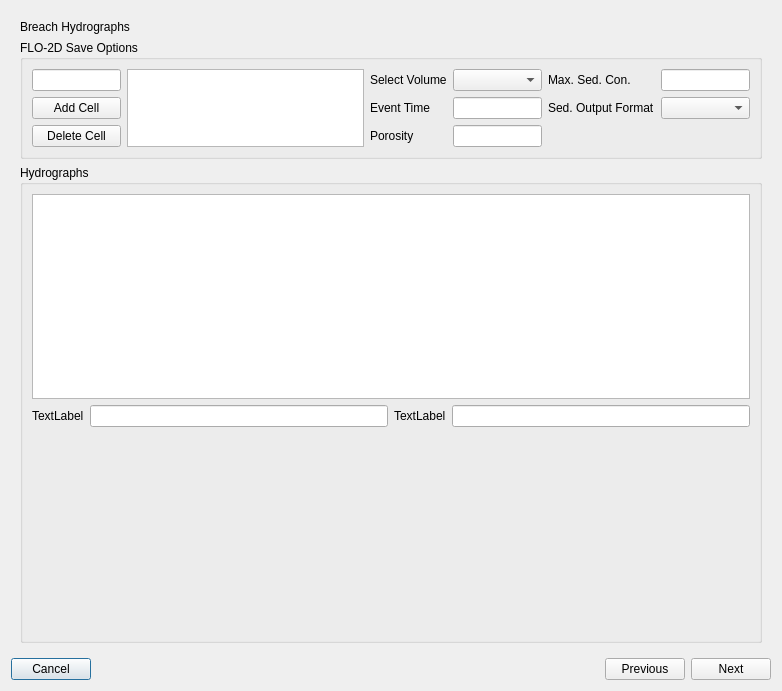
FLO-2DSoftware/qgis-flo-2d-plugin, file flo2d/ui/breach_hydrograph_tool.ui: the form before one commit.
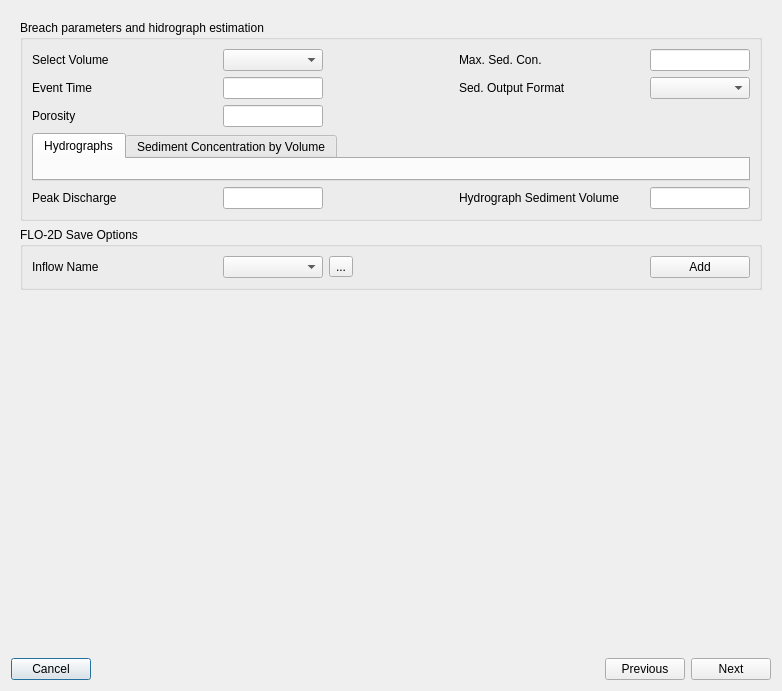
The form after the commit. The open tabs and pages were chosen to show the change. Icons and pictures are not drawn.

Commit message: Add tailings hydrographs and sediment concentration graphs to Breach Hydrograph Tool UI

The edit to the form file:
```diff
--- a/flo2d/ui/breach_hydrograph_tool.ui
+++ b/flo2d/ui/breach_hydrograph_tool.ui
@@ -3066,64 +3066,6 @@
        <item row="0" column="0">
         <layout class="QGridLayout" name="gridLayout_5">
          <item row="0" column="0" colspan="2">
-          <widget class="QLabel" name="label_3">
-           <property name="sizePolicy">
-            <sizepolicy hsizetype="Preferred" vsizetype="Maximum">
-             <horstretch>0</horstretch>
-             <verstretch>0</verstretch>
-            </sizepolicy>
-           </property>
-           <property name="text">
-            <string>Breach Hydrographs</string>
-           </property>
-          </widget>
-         </item>
-         <item row="2" column="0" colspan="2">
-          <widget class="QGroupBox" name="groupBox_7">
-           <property name="title">
-            <string>Hydrographs</string>
-           </property>
-           <layout class="QGridLayout" name="gridLayout_14">
-            <item row="1" column="3">
-             <widget class="QLineEdit" name="lineEdit_30"/>
-            </item>
-            <item row="0" column="0" colspan="4">
-             <widget class="QGraphicsView" name="graphicsView_2"/>
-            </item>
-            <item row="1" column="2">
-             <widget class="QLabel" name="label_47">
-              <property name="text">
-               <string>TextLabel</string>
-              </property>
-             </widget>
-            </item>
-            <item row="1" column="1">
-             <widget class="QLineEdit" name="lineEdit_29"/>
-            </item>
-            <item row="1" column="0">
-             <widget class="QLabel" name="label_46">
-              <property name="text">
-               <string>TextLabel</string>
-              </property>
-             </widget>
-            </item>
-            <item row="2" column="0" colspan="4">
-             <spacer name="verticalSpacer_2">
-              <property name="orientation">
-               <enum>Qt::Vertical</enum>
-              </property>
-              <property name="sizeHint" stdset="0">
-               <size>
-                <width>20</width>
-                <height>40</height>
-               </size>
-              </property>
-             </spacer>
-            </item>
-           </layout>
-          </widget>
-         </item>
-         <item row="1" column="0" colspan="2">
           <widget class="QGroupBox" name="groupBox_6">
            <property name="sizePolicy">
             <sizepolicy hsizetype="Preferred" vsizetype="Maximum">
@@ -3132,84 +3074,448 @@
             </sizepolicy>
            </property>
            <property name="title">
-            <string>FLO-2D Save Options</string>
+            <string>Breach parameters and hidrograph estimation</string>
            </property>
            <layout class="QGridLayout" name="gridLayout_13">
-            <item row="1" column="5">
-             <widget class="QComboBox" name="comboBox_10"/>
+            <item row="6" column="0">
+             <widget class="QLabel" name="label_46">
+              <property name="minimumSize">
+               <size>
+                <width>185</width>
+                <height>0</height>
+               </size>
+              </property>
+              <property name="maximumSize">
+               <size>
+                <width>185</width>
+                <height>16777215</height>
+               </size>
+              </property>
+              <property name="text">
+               <string>Peak Discharge</string>
+              </property>
+             </widget>
             </item>
-            <item row="1" column="0">
-             <widget class="QPushButton" name="pushButton">
+            <item row="0" column="3">
+             <widget class="QLabel" name="label_45">
+              <property name="minimumSize">
+               <size>
+                <width>185</width>
+                <height>0</height>
+               </size>
+              </property>
+              <property name="maximumSize">
+               <size>
+                <width>185</width>
+                <height>16777215</height>
+               </size>
+              </property>
               <property name="text">
-               <string>Add Cell</string>
+               <string>Max. Sed. Con.</string>
               </property>
              </widget>
             </item>
-            <item row="2" column="2">
+            <item row="6" column="1">
+             <widget class="QLineEdit" name="lineEdit_29">
+              <property name="minimumSize">
+               <size>
+                <width>100</width>
+                <height>0</height>
+               </size>
+              </property>
+              <property name="maximumSize">
+               <size>
+                <width>100</width>
+                <height>16777215</height>
+               </size>
+              </property>
+             </widget>
+            </item>
+            <item row="0" column="0">
+             <widget class="QLabel" name="label_41">
+              <property name="minimumSize">
+               <size>
+                <width>185</width>
+                <height>0</height>
+               </size>
+              </property>
+              <property name="maximumSize">
+               <size>
+                <width>185</width>
+                <height>16777215</height>
+               </size>
+              </property>
+              <property name="text">
+               <string>Select Volume</string>
+              </property>
+             </widget>
+            </item>
+            <item row="1" column="1">
+             <widget class="QLineEdit" name="lineEdit_31">
+              <property name="minimumSize">
+               <size>
+                <width>100</width>
+                <height>0</height>
+               </size>
+              </property>
+              <property name="maximumSize">
+               <size>
+                <width>100</width>
+                <height>16777215</height>
+               </size>
+              </property>
+             </widget>
+            </item>
+            <item row="2" column="0">
              <widget class="QLabel" name="label_43">
+              <property name="minimumSize">
+               <size>
+                <width>185</width>
+                <height>0</height>
+               </size>
+              </property>
+              <property name="maximumSize">
+               <size>
+                <width>185</width>
+                <height>16777215</height>
+               </size>
+              </property>
               <property name="text">
                <string>Porosity</string>
               </property>
              </widget>
             </item>
-            <item row="2" column="0">
-             <widget class="QPushButton" name="pushButton_2">
-              <property name="text">
-               <string>Delete Cell</string>
-              </property>
-             </widget>
-            </item>
             <item row="1" column="4">
+             <widget class="QComboBox" name="comboBox_10">
+              <property name="minimumSize">
+               <size>
+                <width>100</width>
+                <height>0</height>
+               </size>
+              </property>
+              <property name="maximumSize">
+               <size>
+                <width>100</width>
+                <height>16777215</height>
+               </size>
+              </property>
+             </widget>
+            </item>
+            <item row="0" column="2">
+             <spacer name="horizontalSpacer_36">
+              <property name="orientation">
+               <enum>Qt::Horizontal</enum>
+              </property>
+              <property name="sizeHint" stdset="0">
+               <size>
+                <width>40</width>
+                <height>20</height>
+               </size>
+              </property>
+             </spacer>
+            </item>
+            <item row="0" column="1">
+             <widget class="QComboBox" name="comboBox_9">
+              <property name="minimumSize">
+               <size>
+                <width>100</width>
+                <height>0</height>
+               </size>
+              </property>
+              <property name="maximumSize">
+               <size>
+                <width>100</width>
+                <height>16777215</height>
+               </size>
+              </property>
+             </widget>
+            </item>
+            <item row="6" column="4">
+             <widget class="QLineEdit" name="lineEdit_30">
+              <property name="minimumSize">
+               <size>
+                <width>100</width>
+                <height>0</height>
+               </size>
+              </property>
+              <property name="maximumSize">
+               <size>
+                <width>100</width>
+                <height>16777215</height>
+               </size>
+              </property>
+             </widget>
+            </item>
+            <item row="4" column="0" colspan="5">
+             <widget class="QTabWidget" name="tailings_graphs">
+              <property name="currentIndex">
+               <number>0</number>
+              </property>
+              <widget class="QWidget" name="tab">
+               <attribute name="title">
+                <string>Hydrographs</string>
+               </attribute>
+               <layout class="QGridLayout" name="gridLayout_25">
+                <item row="0" column="0">
+                 <layout class="QGridLayout" name="hydrographs_grid"/>
+                </item>
+               </layout>
+              </widget>
+              <widget class="QWidget" name="tab_2">
+               <attribute name="title">
+                <string>Sediment Concentration by Volume</string>
+               </attribute>
+               <layout class="QGridLayout" name="gridLayout_26">
+                <item row="0" column="0">
+                 <layout class="QGridLayout" name="sediment_grid"/>
+                </item>
+               </layout>
+              </widget>
+             </widget>
+            </item>
+            <item row="2" column="2">
+             <spacer name="horizontalSpacer_38">
+              <property name="orientation">
+               <enum>Qt::Horizontal</enum>
+              </property>
+              <property name="sizeHint" stdset="0">
+               <size>
+                <width>40</width>
+                <height>20</height>
+               </size>
+              </property>
+             </spacer>
+            </item>
+            <item row="0" column="4">
+             <widget class="QLineEdit" name="lineEdit_28">
+              <property name="minimumSize">
+               <size>
+                <width>100</width>
+                <height>0</height>
+               </size>
+              </property>
+              <property name="maximumSize">
+               <size>
+                <width>100</width>
+                <height>16777215</height>
+               </size>
+              </property>
+             </widget>
+            </item>
+            <item row="2" column="1">
+             <widget class="QLineEdit" name="lineEdit_32">
+              <property name="minimumSize">
+               <size>
+                <width>100</width>
+                <height>0</height>
+               </size>
+              </property>
+              <property name="maximumSize">
+               <size>
+                <width>100</width>
+                <height>16777215</height>
+               </size>
+              </property>
+             </widget>
+            </item>
+            <item row="6" column="2">
+             <spacer name="horizontalSpacer_35">
+              <property name="orientation">
+               <enum>Qt::Horizontal</enum>
+              </property>
+              <property name="sizeHint" stdset="0">
+               <size>
+                <width>40</width>
+                <height>20</height>
+               </size>
+              </property>
+             </spacer>
+            </item>
+            <item row="1" column="3">
              <widget class="QLabel" name="label_44">
+              <property name="minimumSize">
+               <size>
+                <width>185</width>
+                <height>0</height>
+               </size>
+              </property>
+              <property name="maximumSize">
+               <size>
+                <width>185</width>
+                <height>16777215</height>
+               </size>
+              </property>
               <property name="text">
                <string>Sed. Output Format</string>
               </property>
              </widget>
             </item>
-            <item row="0" column="3">
-             <widget class="QComboBox" name="comboBox_9"/>
+            <item row="1" column="2">
+             <spacer name="horizontalSpacer_37">
+              <property name="orientation">
+               <enum>Qt::Horizontal</enum>
+              </property>
+              <property name="sizeHint" stdset="0">
+               <size>
+                <width>40</width>
+                <height>20</height>
+               </size>
+              </property>
+             </spacer>
             </item>
-            <item row="0" column="4">
-             <widget class="QLabel" name="label_45">
+            <item row="6" column="3">
+             <widget class="QLabel" name="label_47">
+              <property name="minimumSize">
+               <size>
+                <width>185</width>
+                <height>0</height>
+               </size>
+              </property>
+              <property name="maximumSize">
+               <size>
+                <width>185</width>
+                <height>16777215</height>
+               </size>
+              </property>
               <property name="text">
-               <string>Max. Sed. Con.</string>
+               <string>Hydrograph Sediment Volume</string>
               </property>
              </widget>
             </item>
-            <item row="0" column="1" rowspan="3">
-             <widget class="QListView" name="listView"/>
-            </item>
-            <item row="0" column="5">
-             <widget class="QLineEdit" name="lineEdit_28"/>
-            </item>
-            <item row="2" column="3">
-             <widget class="QLineEdit" name="lineEdit_32"/>
-            </item>
-            <item row="1" column="2">
+            <item row="1" column="0">
              <widget class="QLabel" name="label_42">
+              <property name="minimumSize">
+               <size>
+                <width>185</width>
+                <height>0</height>
+               </size>
+              </property>
+              <property name="maximumSize">
+               <size>
+                <width>185</width>
+                <height>16777215</height>
+               </size>
+              </property>
               <property name="text">
                <string>Event Time</string>
               </property>
              </widget>
             </item>
-            <item row="1" column="3">
-             <widget class="QLineEdit" name="lineEdit_31"/>
-            </item>
-            <item row="0" column="2">
-             <widget class="QLabel" name="label_41">
-              <property name="text">
-               <string>Select Volume</string>
-              </property>
-             </widget>
+           </layout>
+          </widget>
+         </item>
+         <item row="1" column="0" colspan="2">
+          <widget class="QGroupBox" name="groupBox_3">
+           <property name="title">
+            <string>FLO-2D Save Options</string>
+           </property>
+           <layout class="QGridLayout" name="gridLayout_14">
+            <item row="0" column="1">
+             <layout class="QHBoxLayout" name="horizontalLayout_2">
+              <item>
+               <widget class="QComboBox" name="comboBox">
+                <property name="sizePolicy">
+                 <sizepolicy hsizetype="Preferred" vsizetype="Fixed">
+                  <horstretch>0</horstretch>
+                  <verstretch>0</verstretch>
+                 </sizepolicy>
+                </property>
+                <property name="minimumSize">
+                 <size>
+                  <width>100</width>
+                  <height>0</height>
+                 </size>
+                </property>
+                <property name="maximumSize">
+                 <size>
+                  <width>100</width>
+                  <height>16777215</height>
+                 </size>
+                </property>
+               </widget>
+              </item>
+              <item>
+               <widget class="QToolButton" name="toolButton_2">
+                <property name="text">
+                 <string>...</string>
+                </property>
+                <property name="icon">
+                 <iconset>
+                  <normaloff>../img/mActionRefresh.svg</normaloff>../img/mActionRefresh.svg</iconset>
+                </property>
+               </widget>
+              </item>
+             </layout>
             </item>
             <item row="0" column="0">
-             <widget class="QLineEdit" name="lineEdit_27"/>
+             <widget class="QLabel" name="label">
+              <property name="minimumSize">
+               <size>
+                <width>185</width>
+                <height>0</height>
+               </size>
+              </property>
+              <property name="maximumSize">
+               <size>
+                <width>185</width>
+                <height>16777215</height>
+               </size>
+              </property>
+              <property name="text">
+               <string>Inflow Name</string>
+              </property>
+             </widget>
+            </item>
+            <item row="0" column="3">
+             <widget class="QPushButton" name="pushButton">
+              <property name="minimumSize">
+               <size>
+                <width>100</width>
+                <height>0</height>
+               </size>
+              </property>
+              <property name="maximumSize">
+               <size>
+                <width>100</width>
+                <height>16777215</height>
+               </size>
+              </property>
+              <property name="text">
+               <string>Add</string>
+              </property>
+             </widget>
+            </item>
+            <item row="0" column="2">
+             <spacer name="horizontalSpacer_39">
+              <property name="orientation">
+               <enum>Qt::Horizontal</enum>
+              </property>
+              <property name="sizeHint" stdset="0">
+               <size>
+                <width>40</width>
+                <height>20</height>
+               </size>
+              </property>
+             </spacer>
             </item>
            </layout>
           </widget>
          </item>
         </layout>
        </item>
+       <item row="1" column="0">
+        <spacer name="verticalSpacer_2">
+         <property name="orientation">
+          <enum>Qt::Vertical</enum>
+         </property>
+         <property name="sizeHint" stdset="0">
+          <size>
+           <width>20</width>
+           <height>40</height>
+          </size>
+         </property>
+        </spacer>
+       </item>
       </layout>
      </widget>
     </widget>
```
Left out of the diff: 9 changed lines with no effect on the pictures. The commit also changes 2 other files.
